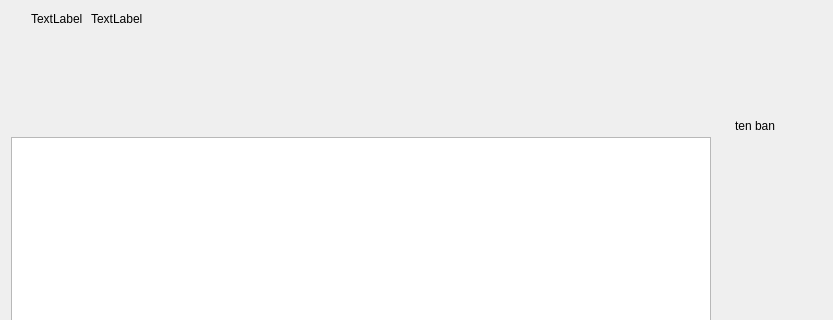
Above: view/DatPhong/dat_phong_ui.ui from loimaxto/DoAnPython before the change; both pictures show x 0 to 833 and y 0 to 320 of the 1134 by 689 pixel window. Below: the same form after it.
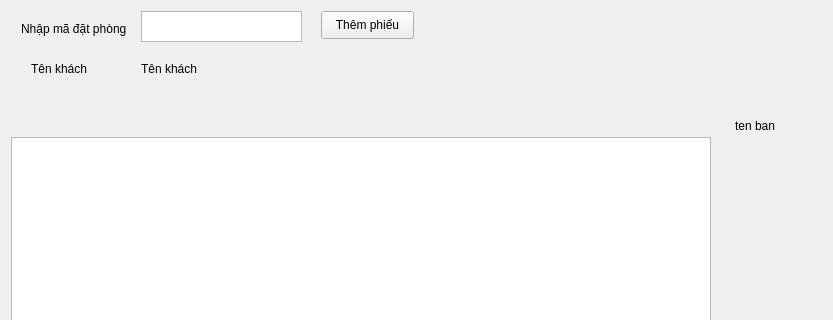
That is the form after the change.

```diff
--- a/view/DatPhong/dat_phong_ui.ui
+++ b/view/DatPhong/dat_phong_ui.ui
@@ -58,27 +58,63 @@
         <widget class="QLabel" name="label_3">
          <property name="geometry">
           <rect>
+           <x>10</x>
+           <y>10</y>
+           <width>121</width>
+           <height>16</height>
+          </rect>
+         </property>
+         <property name="text">
+          <string>Nhập mã đặt phòng</string>
+         </property>
+        </widget>
+        <widget class="QTextEdit" name="textEditIdPhieuDatPhong">
+         <property name="geometry">
+          <rect>
+           <x>130</x>
+           <y>0</y>
+           <width>161</width>
+           <height>31</height>
+          </rect>
+         </property>
+        </widget>
+        <widget class="QPushButton" name="btnUpdateDatPhong">
+         <property name="geometry">
+          <rect>
+           <x>310</x>
+           <y>0</y>
+           <width>93</width>
+           <height>28</height>
+          </rect>
+         </property>
+         <property name="text">
+          <string>Thêm phiếu</string>
+         </property>
+        </widget>
+        <widget class="QLabel" name="label_4">
+         <property name="geometry">
+          <rect>
            <x>20</x>
-           <y>0</y>
-           <width>603</width>
+           <y>50</y>
+           <width>71</width>
            <height>16</height>
           </rect>
          </property>
          <property name="text">
-          <string>TextLabel</string>
+          <string>Tên khách</string>
          </property>
         </widget>
         <widget class="QLabel" name="label_2">
          <property name="geometry">
           <rect>
-           <x>80</x>
-           <y>0</y>
-           <width>603</width>
+           <x>130</x>
+           <y>50</y>
+           <width>71</width>
            <height>16</height>
           </rect>
          </property>
          <property name="text">
-          <string>TextLabel</string>
+          <string>Tên khách</string>
          </property>
         </widget>
        </widget>
```
Left out of the diff: 2 changed lines with no effect on the pictures.
